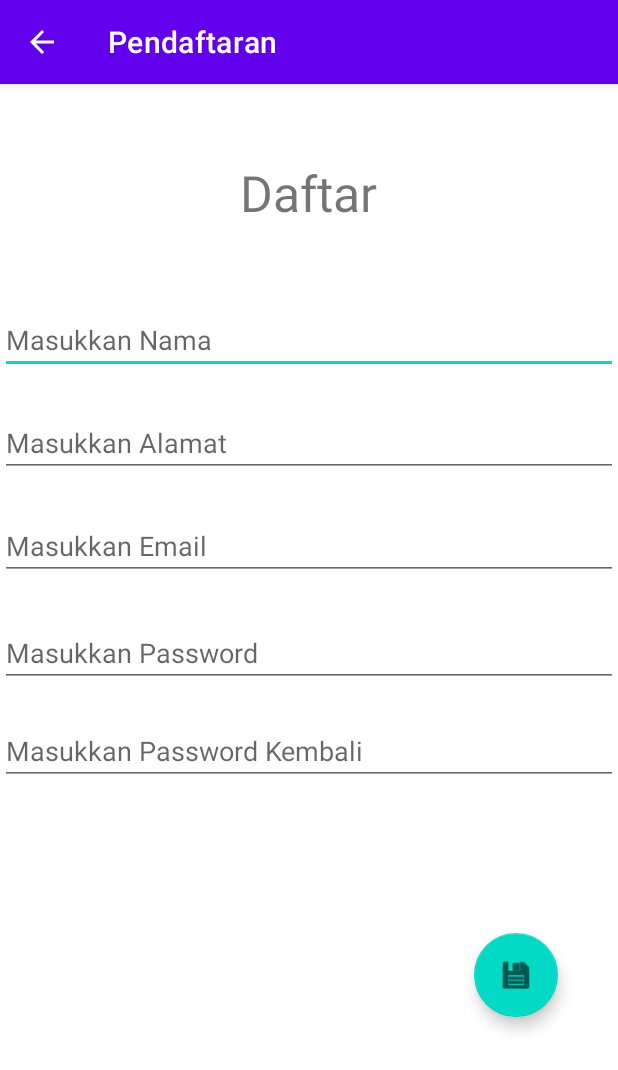
After one commit to M-VickyKurniawan22/exercise, an Android app: the ActivityDaftar screen opened directly, with no data from a screen before it, on a phone screen of 412 x 824 dp. The commit adds this screen. Shown: the top 1070 px of the screen. Run offline under Robolectric (Android 15) with nearby library versions, the phone set to English and light mode, and no system bars.

Commit message:
Activity 4

```diff
--- a/app/src/main/AndroidManifest.xml
+++ b/app/src/main/AndroidManifest.xml
@@ -9,6 +9,8 @@
         android:roundIcon="@mipmap/ic_launcher_round"
         android:supportsRtl="true"
         android:theme="@style/Theme.Activity3">
+        <activity android:name=".ActivityDaftar" android:label="@string/mDaftar"
+            android:parentActivityName=".MainActivity" />
         <activity
             android:name=".ActivityHasil"
             android:parentActivityName=".MainActivity"
--- /dev/null
+++ b/app/src/main/java/com/example/activity3/ActivityDaftar.java
@@ -0,0 +1,61 @@
+package com.example.activity3;
+
+import android.content.Intent;
+import android.os.Bundle;
+import android.view.View;
+import android.widget.EditText;
+import android.widget.Toast;
+
+import androidx.appcompat.app.AppCompatActivity;
+
+import com.google.android.material.floatingactionbutton.FloatingActionButton;
+import com.google.android.material.snackbar.Snackbar;
+
+public class ActivityDaftar extends AppCompatActivity {
+
+    EditText edtNama,edtAlamat,edtMail,edtPass,edtrepass;
+    FloatingActionButton fab;
+
+    @Override
+    protected void onCreate(Bundle savedInstanceState) {
+        super.onCreate(savedInstanceState);
+        setContentView(R.layout.activity_daftar);
+
+        edtNama = findViewById(R.id.edNama);
+        edtAlamat = findViewById(R.id.edAlamat);
+        edtMail = findViewById(R.id.edMail);
+        edtPass = findViewById(R.id.edPass);
+        edtrepass = findViewById(R.id.edRePass);
+        fab = findViewById(R.id.fabSimpan);
+
+        fab.setOnClickListener(new View.OnClickListener() {
+            @Override
+            public void onClick(View view) {
+                if(edtNama.getText().toString().isEmpty() ||
+                        edtAlamat.getText().toString().isEmpty() ||
+                        edtrepass.getText().toString().isEmpty() ||
+                        edtMail.getText().toString().isEmpty() ||
+                        edtrepass.getText().toString().isEmpty())
+                {
+                    Snackbar.make(view ,"Wajib isi seluruh data !!",Snackbar.LENGTH_LONG).show();
+                }
+                else
+                {
+                    if(edtPass.getText().toString().equals(edtrepass.getText().toString()))
+                    {
+                        Toast.makeText(getApplicationContext(),"Pendaftaran Berhasil",
+                                Toast.LENGTH_LONG).show();
+
+                        Intent i = new Intent(getApplicationContext(),MainActivity.class);
+                        startActivity(i);
+                    }
+                    else
+                    {
+                        Snackbar.make(view,"Password dan RePassword tidak sesuai !",
+                                Snackbar.LENGTH_LONG).show();
+                    }
+                }
+            }
+        });
+    }
+}
--- a/app/src/main/java/com/example/activity3/MainActivity.java
+++ b/app/src/main/java/com/example/activity3/MainActivity.java
@@ -3,6 +3,8 @@ package com.example.activity3;
 import androidx.appcompat.app.AppCompatActivity;
 import android.content.Intent;
 import android.os.Bundle;
+import android.view.Menu;
+import android.view.MenuItem;
 import android.view.View;
 import android.widget.Button;
 import android.widget.EditText;
@@ -17,11 +19,27 @@ public class MainActivity extends AppCompatActivity {
     String nama, password;
 
     @Override
+    public boolean onCreateOptionsMenu(Menu menu) {
+        getMenuInflater().inflate(R.menu.menu, menu);
+
+        return super.onCreateOptionsMenu(menu);
+    }
+
+    @Override
+    public boolean onOptionsItemSelected(MenuItem item) {
+        if(item.getItemId() == R.id.mnDaftar)
+        {
+            Intent i = new Intent(getApplicationContext(),ActivityDaftar.class);
+            startActivity(i);
+        }
+        return super.onOptionsItemSelected(item);
+    }
+    @Override
     protected void onCreate(Bundle savedInstanceState) {
         super.onCreate(savedInstanceState);
         setContentView(R.layout.activity_main);
+
         btnLogin = findViewById(R.id.btSignin);
-
         edemail = findViewById(R.id.edEmail);
 
         edpasswords = findViewById(R.id.edPassword);
@@ -31,6 +49,7 @@ public class MainActivity extends AppCompatActivity {
             @Override
 
             public void onClick(View view) {
+
                 nama = edemail.getText().toString();
 
                 password = edpasswords.getText().toString();
--- /dev/null
+++ b/app/src/main/res/layout/activity_daftar.xml
@@ -0,0 +1,103 @@
+<?xml version="1.0" encoding="utf-8"?>
+<androidx.constraintlayout.widget.ConstraintLayout xmlns:android="http://schemas.android.com/apk/res/android"
+    xmlns:app="http://schemas.android.com/apk/res-auto"
+    xmlns:tools="http://schemas.android.com/tools"
+    android:layout_width="match_parent"
+    android:layout_height="match_parent">
+
+    <TextView
+        android:id="@+id/textView"
+        android:layout_width="140dp"
+        android:layout_height="59dp"
+        android:text="@string/lDaftar"
+        android:textAlignment="center"
+        android:textSize="15pt"
+        app:layout_constraintBottom_toBottomOf="parent"
+        app:layout_constraintEnd_toEndOf="parent"
+        app:layout_constraintHorizontal_bias="0.498"
+        app:layout_constraintStart_toStartOf="parent"
+        app:layout_constraintTop_toTopOf="parent"
+        app:layout_constraintVertical_bias="0.071"
+        android:gravity="center_horizontal" />
+
+    <EditText
+        android:id="@+id/edNama"
+        android:layout_width="match_parent"
+        android:layout_height="wrap_content"
+        android:ems="10"
+        android:hint="@string/enama"
+        android:inputType="textPersonName"
+        app:layout_constraintBottom_toBottomOf="parent"
+        app:layout_constraintEnd_toEndOf="parent"
+        app:layout_constraintHorizontal_bias="0.497"
+        app:layout_constraintStart_toStartOf="parent"
+        app:layout_constraintTop_toBottomOf="@+id/textView"
+        app:layout_constraintVertical_bias="0.063" />
+
+    <EditText
+        android:id="@+id/edAlamat"
+        android:layout_width="match_parent"
+        android:layout_height="wrap_content"
+        android:ems="10"
+        android:hint="@string/ealamat"
+        android:inputType="textMultiLine"
+        app:layout_constraintBottom_toBottomOf="parent"
+        app:layout_constraintEnd_toEndOf="parent"
+        app:layout_constraintHorizontal_bias="0.0"
+        app:layout_constraintStart_toStartOf="parent"
+        app:layout_constraintTop_toBottomOf="@+id/edNama"
+        app:layout_constraintVertical_bias="0.044" />
+
+    <EditText
+        android:id="@+id/edPass"
+        android:layout_width="match_parent"
+        android:layout_height="wrap_content"
+        android:ems="10"
+        android:hint="@string/epass"
+        android:inputType="textPassword"
+        app:layout_constraintBottom_toBottomOf="parent"
+        app:layout_constraintEnd_toEndOf="parent"
+        app:layout_constraintHorizontal_bias="0.0"
+        app:layout_constraintStart_toStartOf="parent"
+        app:layout_constraintTop_toBottomOf="@+id/edMail"
+        app:layout_constraintVertical_bias="0.066" />
+
+    <EditText
+        android:id="@+id/edRePass"
+        android:layout_width="match_parent"
+        android:layout_height="wrap_content"
+        android:layout_marginTop="20dp"
+        android:ems="10"
+        android:hint="@string/erepas"
+        android:inputType="textPassword"
+        app:layout_constraintTop_toBottomOf="@+id/edPass"
+        tools:layout_editor_absoluteX="0dp" />
+
+    <EditText
+        android:id="@+id/edMail"
+        android:layout_width="match_parent"
+        android:layout_height="wrap_content"
+        android:ems="10"
+        android:hint="@string/eemail"
+        android:inputType="textEmailAddress"
+        app:layout_constraintBottom_toBottomOf="parent"
+        app:layout_constraintEnd_toEndOf="parent"
+        app:layout_constraintHorizontal_bias="0.0"
+        app:layout_constraintStart_toStartOf="parent"
+        app:layout_constraintTop_toBottomOf="@+id/edAlamat"
+        app:layout_constraintVertical_bias="0.051" />
+
+    <com.google.android.material.floatingactionbutton.FloatingActionButton
+        android:id="@+id/fabSimpan"
+        android:layout_width="wrap_content"
+        android:layout_height="wrap_content"
+        android:clickable="true"
+        app:layout_constraintBottom_toBottomOf="parent"
+        app:layout_constraintEnd_toEndOf="parent"
+        app:layout_constraintHorizontal_bias="0.887"
+        app:layout_constraintStart_toStartOf="parent"
+        app:layout_constraintTop_toBottomOf="@+id/edRePass"
+        app:layout_constraintVertical_bias="0.404"
+        app:srcCompat="@android:drawable/ic_menu_save" />
+
+</androidx.constraintlayout.widget.ConstraintLayout>
--- /dev/null
+++ b/app/src/main/res/menu/menu.xml
@@ -0,0 +1,6 @@
+<?xml version="1.0" encoding="utf-8"?>
+<menu xmlns:android="http://schemas.android.com/apk/res/android">
+    <item
+        android:id="@+id/mnDaftar"
+        android:title="@string/mDaftar" />
+</menu>
--- a/app/src/main/res/values/strings.xml
+++ b/app/src/main/res/values/strings.xml
@@ -10,4 +10,11 @@
     <string name="txPassword">Ini Hasil Password</string>
     <string name="label2">Login Berhasil</string>
     <string name="todo">TODO</string>
+    <string name="mDaftar">Pendaftaran</string>
+    <string name="lDaftar">Daftar</string>
+    <string name="enama">Masukkan Nama</string>
+    <string name="eemail">Masukkan Email</string>
+    <string name="epass">Masukkan Password</string>
+    <string name="erepas">Masukkan Password Kembali</string>
+    <string name="ealamat">Masukkan Alamat</string>
 </resources>
```
